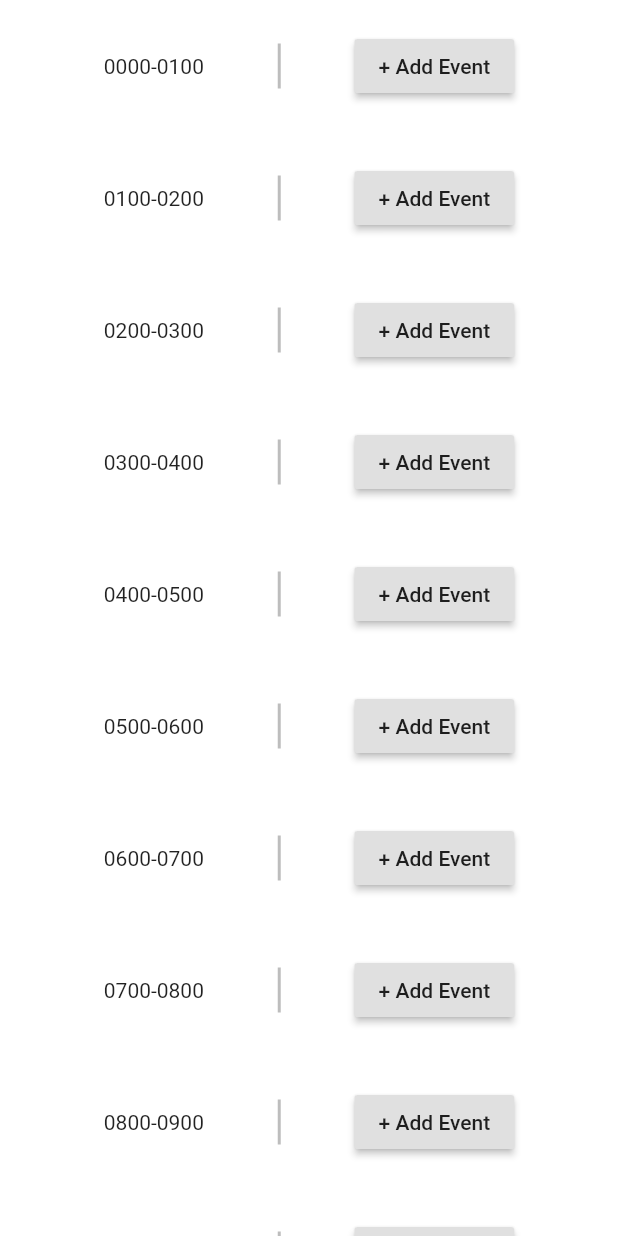
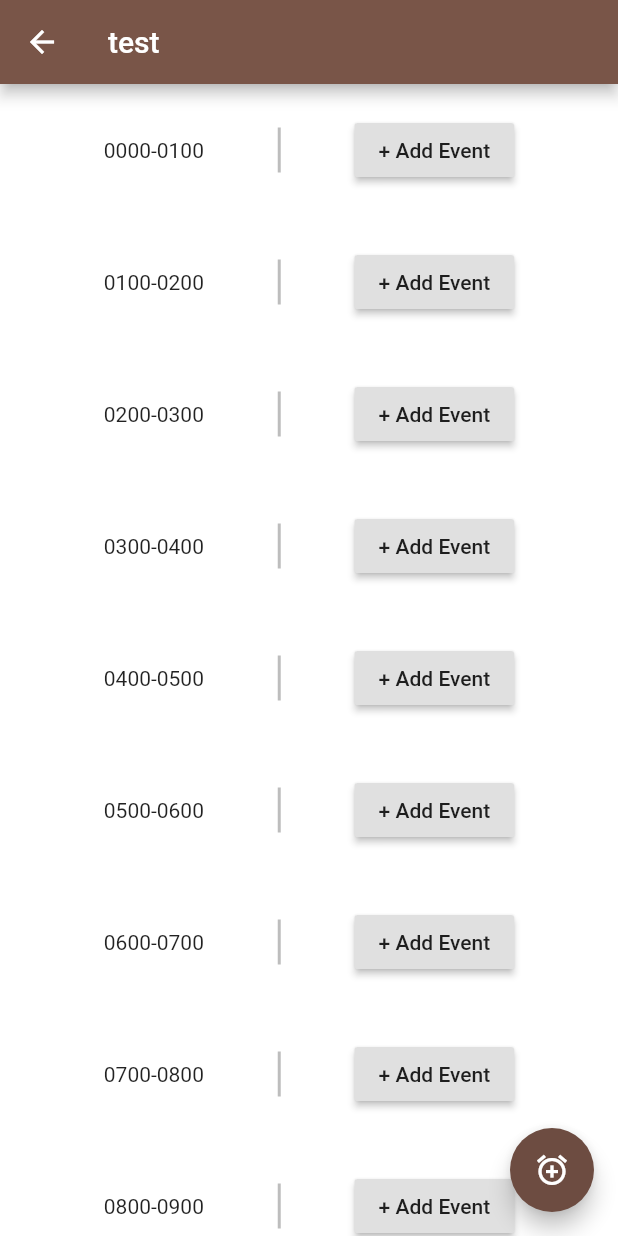
Before and after one commit to Dioclei/pudding_flutter, a Flutter app: the Timetable screen opened directly, on a phone screen of 412 x 824 dp. Run offline on Flutter 3.47's test engine with Material 2 defaults, Android fonts, the phone set to English and light mode, and no system bars; our stand-ins replace charts_flutter, cloud_firestore, firebase_auth, flushbar, flutter_calendar_carousel, google_sign_in and 2 more; missing offline and left inert: flutter_auth_buttons; accounts and stored records are empty.

Commit message:
Update timetable.dart
-Added a floating action button to add events without scrolling the timetable

```diff
--- a/lib/timetable.dart
+++ b/lib/timetable.dart
@@ -31,10 +31,16 @@ class Timetable extends StatelessWidget {
     );
   }
 
+  /* Building a new page for timetable: */
   @override
   Widget build(BuildContext context) {
-    return Center(
-      child: ListView(
+    return Scaffold (
+      appBar: AppBar(
+        title: Text('test'),
+      ),
+      body: Center(
+        child:
+          ListView(
             children: [
               _card(context, '0000-0100'),
               _card(context, '0100-0200'),
@@ -59,8 +65,14 @@ class Timetable extends StatelessWidget {
               _card(context, '2000-2100'),
               _card(context, '2100-2200'),
               _card(context, '2200-2300'),
-          _card(context, '2300-0000'),
-        ],
+              _card(context, '2300-0000'),],),
+      ),
+      floatingActionButton: FloatingActionButton(
+        onPressed: (){
+
+        },
+        child: Icon(Icons.add_alarm),
+        backgroundColor: Colors.brown[600],
       ),
     );
   }
```
Lines whose indentation alone changed are shown as unchanged.
